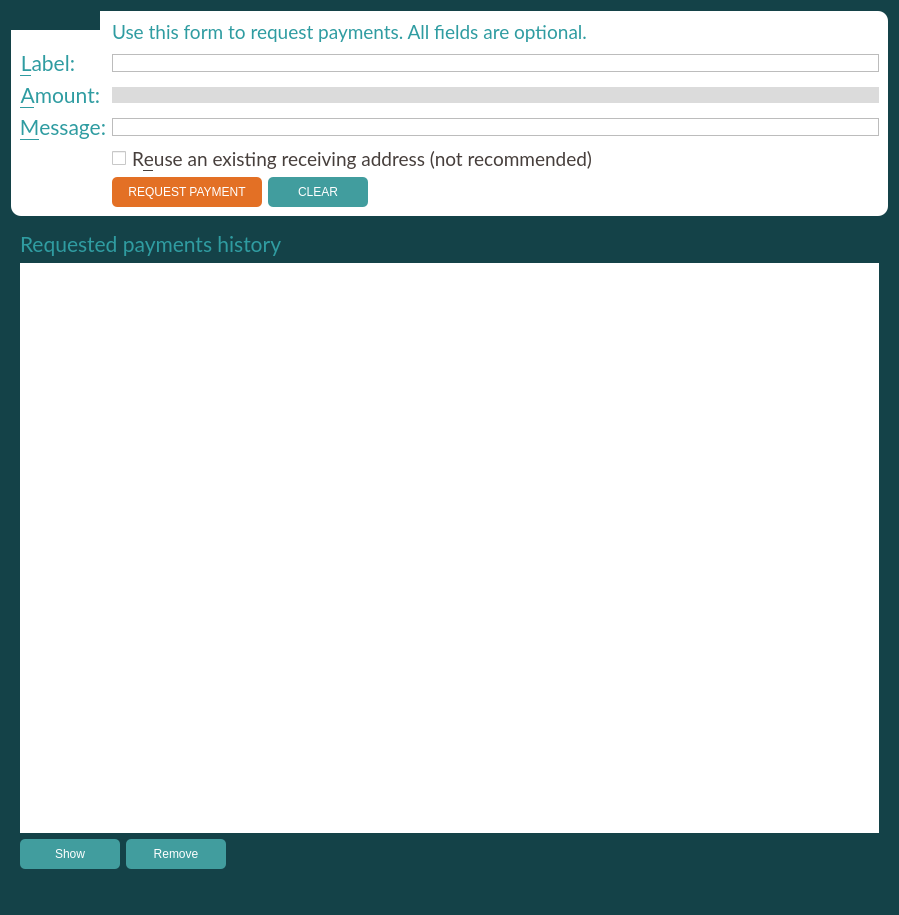
ZiftrCOIN/ziftrcoin, file src/qt/forms/receivecoinsdialog.ui: the form before one commit.
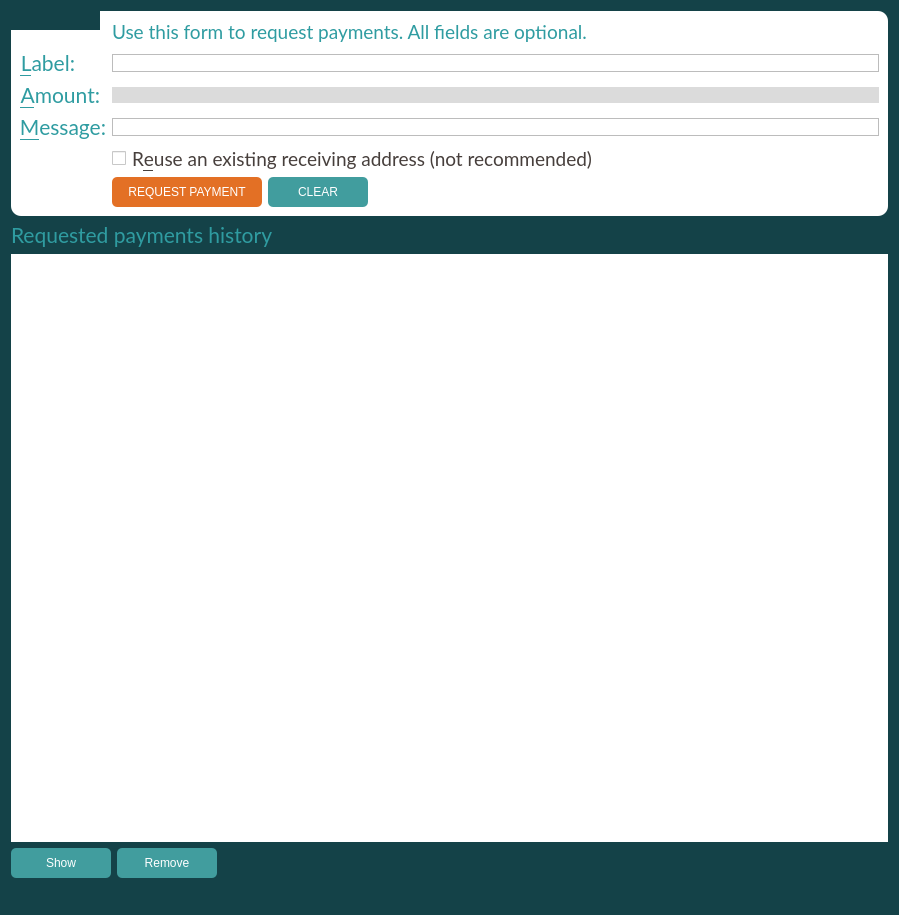
The form after the commit. Icons and pictures are not drawn. Custom widgets are drawn as their Qt base class.

Commit message: added logo to transaction page

The edit to the form file:
```diff
--- a/src/qt/forms/receivecoinsdialog.ui
+++ b/src/qt/forms/receivecoinsdialog.ui
@@ -298,6 +298,18 @@
       <enum>QFrame::Raised</enum>
      </property>
      <layout class="QVBoxLayout" name="verticalLayout_5">
+      <property name="leftMargin">
+       <number>0</number>
+      </property>
+      <property name="topMargin">
+       <number>0</number>
+      </property>
+      <property name="rightMargin">
+       <number>0</number>
+      </property>
+      <property name="bottomMargin">
+       <number>0</number>
+      </property>
       <item>
        <layout class="QVBoxLayout" name="verticalLayout_4">
         <item>
```
The commit also changes 1 other file.
